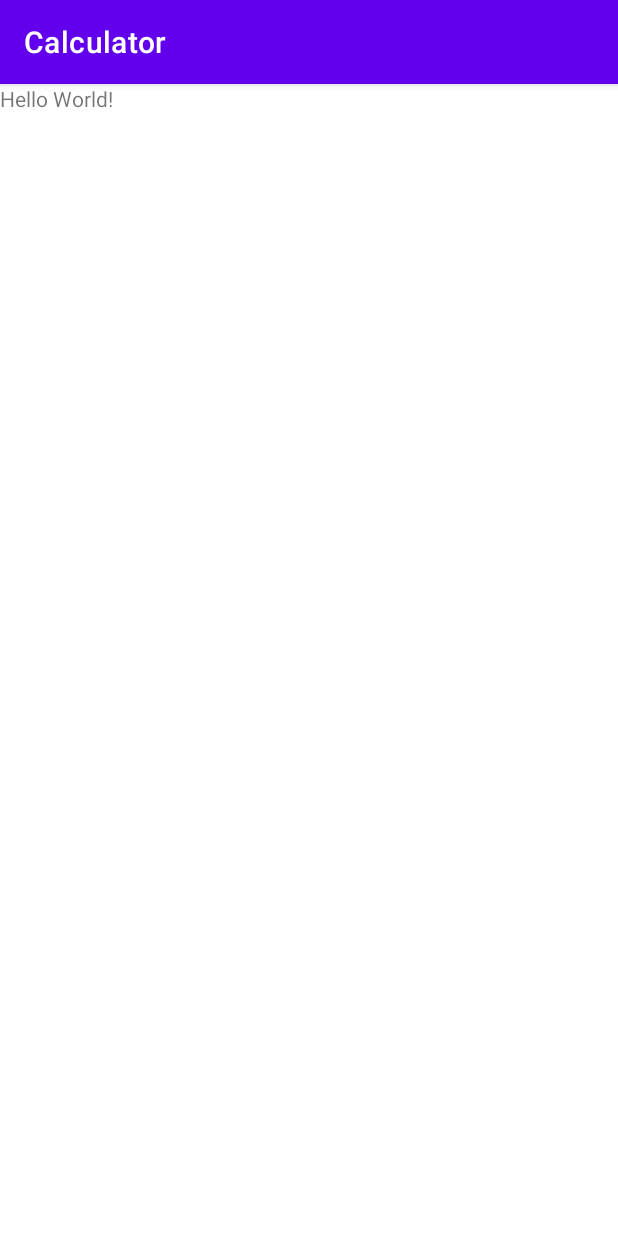
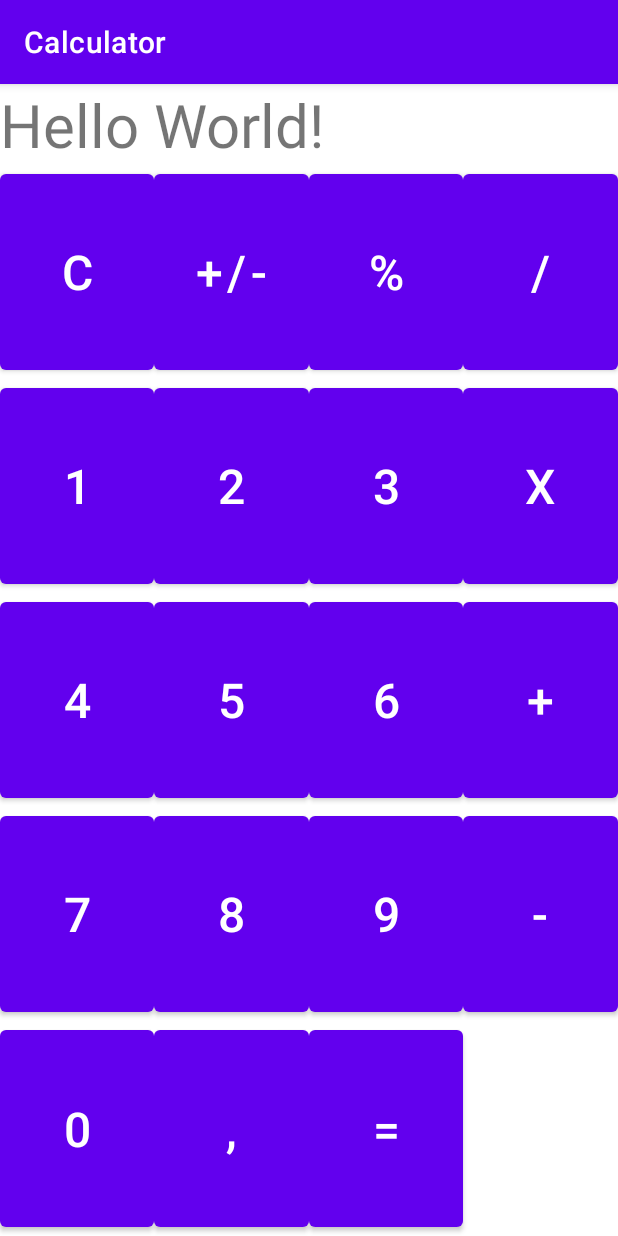
Before and after one commit to HerbiDino/Calculator, an Android app: the screen it shows after launch (MainActivity), on a phone screen of 412 x 824 dp. Run offline under Robolectric (Android 15) with nearby library versions, the phone set to English and light mode, and no system bars.

Commit message:
Sleeping time

```diff
--- a/app/src/main/java/com/github/herbidino/calculator/MainActivity.java
+++ b/app/src/main/java/com/github/herbidino/calculator/MainActivity.java
@@ -4,6 +4,7 @@ import androidx.appcompat.app.AppCompatActivity;
 
 import android.os.Bundle;
 import android.view.Gravity;
+import android.view.View;
 import android.widget.Button;
 import android.widget.GridLayout;
 import android.widget.LinearLayout;
@@ -45,6 +46,10 @@ public class MainActivity extends AppCompatActivity {
 //            }
     }
 
+    public void CButton(View view){
+
+    }
+
 //    private Button createButton(String text) {
 //        Button resBtn = new Button(this);
 //        resBtn.setText(text);
--- a/app/src/main/res/layout/activity_main.xml
+++ b/app/src/main/res/layout/activity_main.xml
@@ -9,6 +9,7 @@
     <TextView
         android:layout_width="wrap_content"
         android:layout_height="wrap_content"
+        android:textSize="@dimen/resultTextSize"
         android:text="Hello World!"
         android:id="@+id/Text_Result"/>
 
@@ -19,6 +20,155 @@
         android:layout_below="@+id/Text_Result"
         android:id="@+id/GridLayout_ButtonList">
 
+        <Button
+            android:layout_gravity="fill"
+            android:layout_rowWeight="1"
+            android:layout_columnWeight="1"
+            android:textSize="@dimen/buttonTextSize"
+            android:text="@string/Button_C"
+            android:onClick="CButton"/>
+
+        <Button
+            android:layout_gravity="fill"
+            android:layout_rowWeight="1"
+            android:layout_columnWeight="1"
+            android:textSize="@dimen/buttonTextSize"
+            android:text="@string/Button_Sign"
+            android:onClick="CButton"/>
+
+        <Button
+            android:text="%"
+            android:onClick="CButton"
+            style="@style/CalculateButton"/>
+
+        <Button
+            android:layout_gravity="fill"
+            android:layout_rowWeight="1"
+            android:layout_columnWeight="1"
+            android:textSize="@dimen/buttonTextSize"
+            android:text="/"
+            android:onClick="CButton"/>
+
+        <Button
+            android:layout_gravity="fill"
+            android:layout_rowWeight="1"
+            android:layout_columnWeight="1"
+            android:textSize="@dimen/buttonTextSize"
+            android:text="1"
+            android:onClick="CButton"/>
+
+        <Button
+            android:layout_gravity="fill"
+            android:layout_rowWeight="1"
+            android:layout_columnWeight="1"
+            android:textSize="@dimen/buttonTextSize"
+            android:text="2"
+            android:onClick="CButton"/>
+
+        <Button
+            android:layout_gravity="fill"
+            android:layout_rowWeight="1"
+            android:layout_columnWeight="1"
+            android:textSize="@dimen/buttonTextSize"
+            android:text="3"
+            android:onClick="CButton"/>
+
+        <Button
+            android:layout_gravity="fill"
+            android:layout_rowWeight="1"
+            android:layout_columnWeight="1"
+            android:textSize="@dimen/buttonTextSize"
+            android:text="X"
+            android:onClick="CButton"/>
+
+        <Button
+            android:layout_gravity="fill"
+            android:layout_rowWeight="1"
+            android:layout_columnWeight="1"
+            android:textSize="@dimen/buttonTextSize"
+            android:text="4"
+            android:onClick="CButton"/>
+
+        <Button
+            android:layout_gravity="fill"
+            android:layout_rowWeight="1"
+            android:layout_columnWeight="1"
+            android:textSize="@dimen/buttonTextSize"
+            android:text="5"
+            android:onClick="CButton"/>
+
+        <Button
+            android:layout_gravity="fill"
+            android:layout_rowWeight="1"
+            android:layout_columnWeight="1"
+            android:textSize="@dimen/buttonTextSize"
+            android:text="6"
+            android:onClick="CButton"/>
+
+        <Button
+            android:layout_gravity="fill"
+            android:layout_rowWeight="1"
+            android:layout_columnWeight="1"
+            android:textSize="@dimen/buttonTextSize"
+            android:text="+"
+            android:onClick="CButton"/>
+
+        <Button
+            android:layout_gravity="fill"
+            android:layout_rowWeight="1"
+            android:layout_columnWeight="1"
+            android:textSize="@dimen/buttonTextSize"
+            android:text="7"
+            android:onClick="CButton"/>
+
+        <Button
+            android:layout_gravity="fill"
+            android:layout_rowWeight="1"
+            android:layout_columnWeight="1"
+            android:textSize="@dimen/buttonTextSize"
+            android:text="8"
+            android:onClick="CButton"/>
+
+        <Button
+            android:layout_gravity="fill"
+            android:layout_rowWeight="1"
+            android:layout_columnWeight="1"
+            android:textSize="@dimen/buttonTextSize"
+            android:text="9"
+            android:onClick="CButton"/>
+
+        <Button
+            android:layout_gravity="fill"
+            android:layout_rowWeight="1"
+            android:layout_columnWeight="1"
+            android:textSize="@dimen/buttonTextSize"
+            android:text="-"
+            android:onClick="CButton"/>
+
+        <Button
+            android:layout_gravity="fill"
+            android:layout_rowWeight="1"
+            android:layout_columnWeight="1"
+            android:textSize="@dimen/buttonTextSize"
+            android:text="0"
+            android:onClick="CButton"/>
+
+        <Button
+            android:layout_gravity="fill"
+            android:layout_rowWeight="1"
+            android:layout_columnWeight="1"
+            android:textSize="@dimen/buttonTextSize"
+            android:text=","
+            android:onClick="CButton"/>
+
+        <Button
+            android:layout_gravity="fill"
+            android:layout_rowWeight="1"
+            android:layout_columnWeight="1"
+            android:textSize="@dimen/buttonTextSize"
+            android:text="="
+            android:onClick="CButton"/>
+
     </GridLayout>
 
 </RelativeLayout>
--- /dev/null
+++ b/app/src/main/res/values/consts.xml
@@ -0,0 +1,8 @@
+<?xml version="1.0" encoding="utf-8"?>
+<resources>
+
+    <dimen name="resultTextSize">40sp</dimen>
+
+    <dimen name="buttonTextSize">32sp</dimen>
+
+</resources>
--- a/app/src/main/res/values/strings.xml
+++ b/app/src/main/res/values/strings.xml
@@ -1,3 +1,5 @@
 <resources>
     <string name="app_name">Calculator</string>
+    <string name="Button_C">C</string>
+    <string name="Button_Sign">+/-</string>
 </resources>
--- /dev/null
+++ b/app/src/main/res/values/styles.xml
@@ -0,0 +1,10 @@
+<?xml version="1.0" encoding="utf-8"?>
+<resources>
+
+    <style name="CalculateButton">
+        <item name="android:layout_gravity">fill</item>
+        <item name="android:layout_rowWeight">1</item>
+        <item name="android:layout_columnWeight">1</item>
+        <item name="android:textSize">@dimen/buttonTextSize</item>
+    </style>
+</resources>
```
